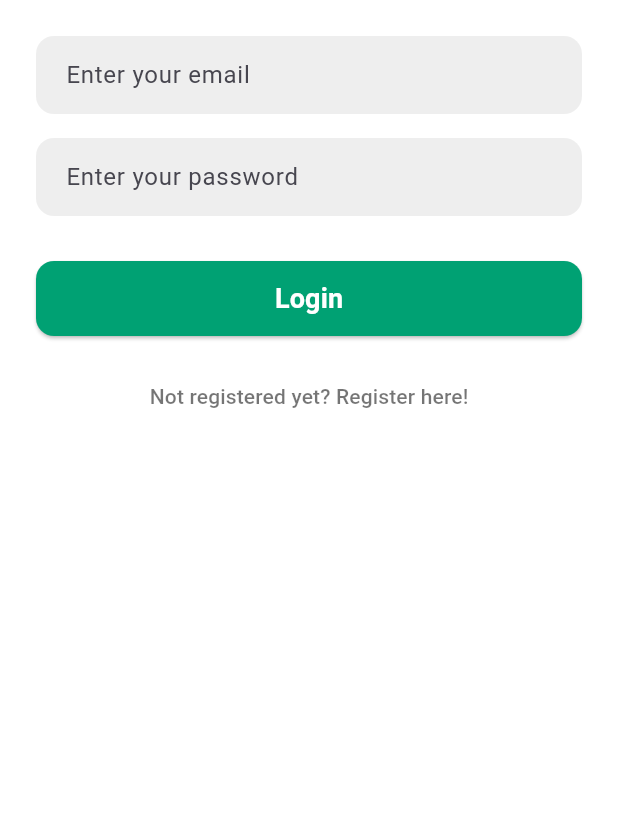
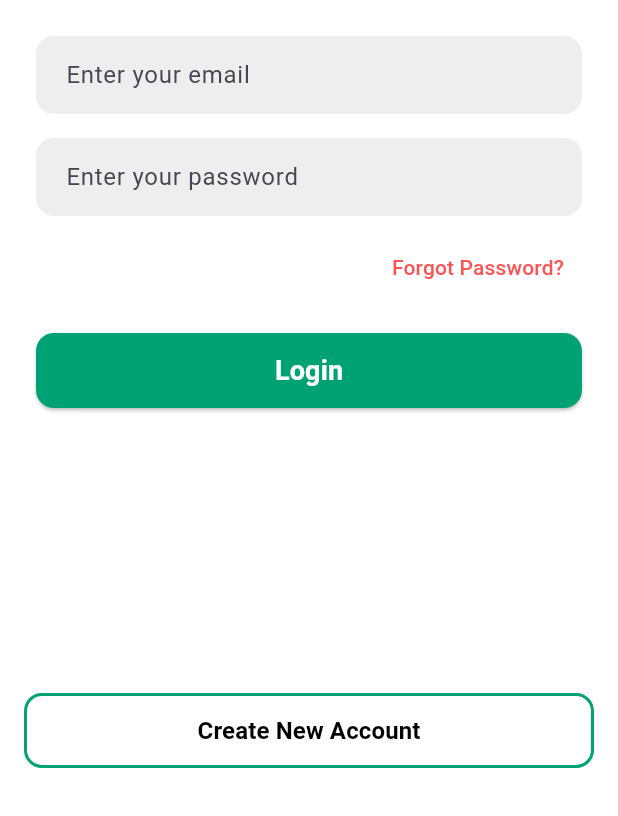
Before and after one commit to shhossain/qr_attendance, a Flutter app: the screen it shows after launch, on a phone screen of 412 x 824 dp, the part 420-1236 px from its top. Run offline on Flutter 3.47's test engine with Material 3 defaults, Android fonts, the light colour scheme and no system bars; our stand-ins replace cloud_firestore, firebase_auth, firebase_core; accounts and stored records are empty.

Commit message:
forget password added

```diff
--- a/lib/login_view.dart
+++ b/lib/login_view.dart
@@ -58,17 +58,23 @@ class _LoginViewState extends State<LoginView> {
             options: DefaultFirebaseOptions.currentPlatform,
           ),
           builder: (context, snapshot) {
-            return SingleChildScrollView(
-              padding: const EdgeInsets.symmetric(horizontal: 24, vertical: 24),
+            return Column(
+              children: [
+                Expanded(
+                  child: SingleChildScrollView(
+                    padding: const EdgeInsets.symmetric(
+                      horizontal: 24,
+                      vertical: 24,
+                    ),
                     child: Column(
                       crossAxisAlignment: CrossAxisAlignment.stretch,
                       children: [
-                  // Top Image
+                        // Top Logo
                         Container(
                           height: 200,
                           margin: const EdgeInsets.only(bottom: 24),
                           child: Image.asset(
-                      'assets/Logo.png', // replace with your asset
+                            'assets/Logo.png',
                             fit: BoxFit.contain,
                           ),
                         ),
@@ -89,25 +95,61 @@ class _LoginViewState extends State<LoginView> {
                           enableSuggestions: false,
                           decoration: inputDecoration('Enter your password'),
                         ),
-                  const SizedBox(height: 30),
+                        const SizedBox(height: 10),
+
+                        //forgot password
+                        Align(
+                          alignment: Alignment.centerRight,
+                          child: TextButton(
+                            onPressed: () async {
+                              if (_email.text.isNotEmpty) {
+                                await FirebaseAuth.instance
+                                    .sendPasswordResetEmail(
+                                      email: _email.text.trim(),
+                                    );
+                                if (!mounted) return;
+                                await showError(
+                                  context,
+                                  "Password reset email sent!",
+                                );
+                              } else {
+                                await showError(
+                                  context,
+                                  "Please enter your email first",
+                                );
+                              }
+                            },
+                            child: const Text(
+                              "Forgot Password?",
+                              style: TextStyle(color: Colors.redAccent),
+                            ),
+                          ),
+                        ),
+                        const SizedBox(height: 20),
 
                         // Login Button
                         SizedBox(
                           height: 50,
                           child: ElevatedButton(
                             style: ElevatedButton.styleFrom(
-                        backgroundColor: const Color.fromARGB(255, 0, 161, 115),
+                              backgroundColor: const Color.fromARGB(
+                                255,
+                                0,
+                                161,
+                                115,
+                              ),
                               foregroundColor: Colors.white,
                               shape: RoundedRectangleBorder(
                                 borderRadius: BorderRadius.circular(12),
                               ),
                             ),
                             onPressed: () async {
-                        final email = _email.text;
-                        final password = _password.text;
+                              final email = _email.text.trim();
+                              final password = _password.text.trim();
 
                               try {
-                          final userCredential = await FirebaseAuth.instance
+                                final userCredential = await FirebaseAuth
+                                    .instance
                                     .signInWithEmailAndPassword(
                                       email: email,
                                       password: password,
@@ -115,7 +157,9 @@ class _LoginViewState extends State<LoginView> {
 
                                 if (userCredential.user != null) {
                                   Navigator.of(context).pushNamedAndRemoveUntil(
-                                home, (route) => false);
+                                    home,
+                                    (route) => false,
+                                  );
                                 }
                               } on FirebaseAuthException catch (e) {
                                 String message = 'Login failed';
@@ -129,27 +173,55 @@ class _LoginViewState extends State<LoginView> {
                             child: const Text(
                               'Login',
                               style: TextStyle(
-                            fontSize: 18, fontWeight: FontWeight.bold),
+                                fontSize: 18,
+                                fontWeight: FontWeight.bold,
                               ),
                             ),
                           ),
-                  const SizedBox(height: 16),
+                        ),
+                        const SizedBox(height: 8),
+                      ],
+                    ),
+                  ),
+                ),
 
-                  // Register Navigation
-                  Center(
-                    child: TextButton(
+                Padding(
+                  padding: const EdgeInsets.only(
+                    left: 16,
+                    right: 16,
+                    bottom: 32,
+                  ),
+                  child: SizedBox(
+                    height: 50,
+                    width: double.infinity,
+                    child: OutlinedButton(
+                      style: OutlinedButton.styleFrom(
+                        side: const BorderSide(
+                          color: Color.fromARGB(255, 0, 161, 115),
+                          width: 2,
+                        ),
+                        backgroundColor: Colors.transparent,
+                        foregroundColor: Colors.black,
+                        shape: RoundedRectangleBorder(
+                          borderRadius: BorderRadius.circular(12),
+                        ),
+                      ),
                       onPressed: () {
-                        Navigator.of(context).pushNamedAndRemoveUntil(
-                            register, (route) => false);
+                        Navigator.of(
+                          context,
+                        ).pushNamedAndRemoveUntil(register, (route) => false);
                       },
                       child: const Text(
-                        'Not registered yet? Register here!',
-                        style: TextStyle(color: Colors.black54),
+                        "Create New Account",
+                        style: TextStyle(
+                          fontSize: 16,
+                          fontWeight: FontWeight.w600,
+                        ),
+                      ),
                     ),
                   ),
                 ),
               ],
-              ),
             );
           },
         ),
```
Lines whose indentation alone changed are shown as unchanged.
